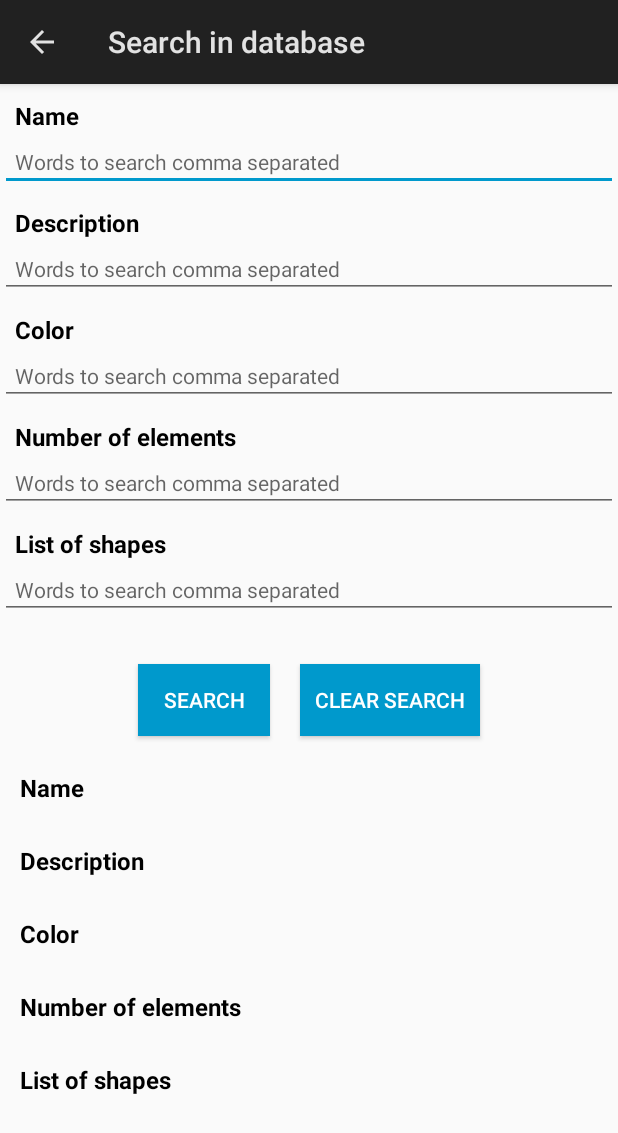
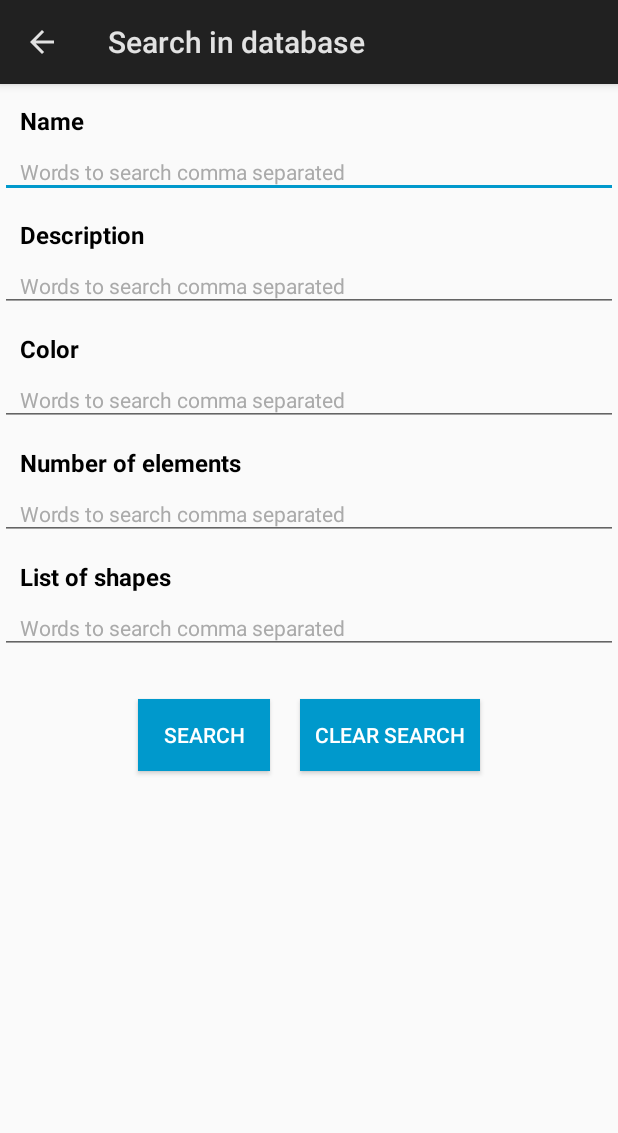
Before and after one commit to avlweb/collectionviewer, an Android app: the SearchInDatabase screen opened directly, with no data from a screen before it, after a tap on "SEARCH", on a phone screen of 412 x 824 dp. Shown: the top 1133 px of the screen. Run offline under Robolectric (Android 15) with nearby library versions, the light colour scheme and no system bars.

Commit message:
Search now manage variable number of fields

```diff
--- a/app/src/main/assets/Default/Sample_database.xml
+++ b/app/src/main/assets/Default/Sample_database.xml
@@ -1,10 +1,9 @@
-<?xml version="1.0" encoding="Windows-1252"?>
+<?xml version="1.0" encoding="utf-8"?>
 <database>
     <content>
         <name>Sample database</name>
         <description>Sample database to show how EncycloViewer works ! This database is a collection of shapes.</description>
         <version>1.0</version>
-        <changelog>- 1.0 : Initial creation</changelog>
     </content>
     <fields>
         <fielddesc>
--- a/app/src/main/java/com/avlweb/encycloviewer/DatabaseInfos.java
+++ b/app/src/main/java/com/avlweb/encycloviewer/DatabaseInfos.java
@@ -6,10 +6,10 @@ public class DatabaseInfos {
     private String name;
     private String description;
     private String version;
-    private ArrayList<String> fieldNames;
+    private ArrayList<FieldDescription> fieldDescriptions;
 
     public DatabaseInfos() {
-        fieldNames = new ArrayList<>();
+        fieldDescriptions = new ArrayList<>();
     }
 
     public void setName(String name) {
@@ -36,21 +36,28 @@ public class DatabaseInfos {
         return this.version;
     }
 
-    public ArrayList<String> getFieldNames() {
-        return this.fieldNames;
+    public ArrayList<FieldDescription> getFieldDescriptions() {
+        return this.fieldDescriptions;
+    }
+
+    public int getNbFields() {
+        if (this.fieldDescriptions != null) {
+            return this.fieldDescriptions.size();
+        }
+        return 0;
     }
 
     public String getFieldName(int num) {
-        if (this.fieldNames != null) {
-            if ((num > 0) && (num <= this.fieldNames.size()))
-                return this.fieldNames.get(num - 1);
+        if (this.fieldDescriptions != null) {
+            if ((num >= 0) && (num < this.fieldDescriptions.size()))
+                return this.fieldDescriptions.get(num).getName();
             else
-                return this.fieldNames.get(0);
+                return this.fieldDescriptions.get(0).getName();
         }
         return null;
     }
 
-    public void addFieldName(String name) {
-        this.fieldNames.add(name);
+    public void addFieldDescription(FieldDescription field) {
+        this.fieldDescriptions.add(field);
     }
 }
--- a/app/src/main/java/com/avlweb/encycloviewer/MainList.java
+++ b/app/src/main/java/com/avlweb/encycloviewer/MainList.java
@@ -25,7 +25,7 @@ public class MainList extends Activity {
     public static int selectedItemPosition = -1;
     public static int maxPosition = 0;
     public static DatabaseInfos dbInfos = null;
-    public static int imgIdx = 1;
+    public static int imgIdx = 0;
 
     @Override
     public void onCreate(Bundle savedInstanceState) {
--- a/app/src/main/java/com/avlweb/encycloviewer/SearchInDatabase.java
+++ b/app/src/main/java/com/avlweb/encycloviewer/SearchInDatabase.java
@@ -4,9 +4,9 @@ import android.app.ActionBar;
 import android.app.Activity;
 import android.app.AlertDialog;
 import android.content.DialogInterface;
-import android.graphics.Paint;
 import android.graphics.Typeface;
 import android.os.Bundle;
+import android.text.InputType;
 import android.util.TypedValue;
 import android.view.Gravity;
 import android.view.Menu;
@@ -15,19 +15,15 @@ import android.view.View;
 import android.view.ViewGroup;
 import android.widget.EditText;
 import android.widget.LinearLayout;
-import android.widget.ScrollView;
+import android.widget.LinearLayout.LayoutParams;
 import android.widget.TextView;
 import android.widget.Toast;
-import android.widget.LinearLayout.LayoutParams;
 
 import androidx.core.app.NavUtils;
 
 public class SearchInDatabase extends Activity {
-    private static String fSearch1 = null;
-    private static String fSearch2 = null;
-    private static String fSearch3 = null;
-    private static String fSearch4 = null;
-    private static String fSearch5 = null;
+    private static String[] fSearch = null;
+    private static int nbFields = 0;
 
     @Override
     public void onCreate(Bundle savedInstanceState) {
@@ -43,54 +39,38 @@ public class SearchInDatabase extends Activity {
         }
 
         if (MainList.dbInfos != null) {
-
             LinearLayout linearLayout = findViewById(R.id.linearlayout);
-
-            for (String name : MainList.dbInfos.getFieldNames()) {
+            int idx = 0;
+            if ((nbFields == 0) || (nbFields != MainList.dbInfos.getNbFields())) {
+                nbFields = MainList.dbInfos.getNbFields();
+                fSearch = null;
+                fSearch = new String[nbFields];
+            }
+            for (FieldDescription field : MainList.dbInfos.getFieldDescriptions()) {
                 TextView textView = new TextView(this);
-                textView.setLayoutParams(new LayoutParams(ViewGroup.LayoutParams.WRAP_CONTENT,
-                        LayoutParams.WRAP_CONTENT));
-                textView.setText(name);
+                textView.setLayoutParams(new LayoutParams(ViewGroup.LayoutParams.WRAP_CONTENT, LayoutParams.WRAP_CONTENT));
+                textView.setText(field.getName());
                 textView.setTextColor(0xff000000);
-                textView.setPadding(20, 20, 20, 20);// in pixels (left, top, right, bottom)
+                textView.setPadding(20, 20, 20, 20);
                 textView.setTextSize(TypedValue.COMPLEX_UNIT_SP, 16);
                 textView.setTypeface(null, Typeface.BOLD);
                 linearLayout.addView(textView);
+
+                EditText editText = new EditText(this);
+                editText.setLayoutParams(new LayoutParams(ViewGroup.LayoutParams.MATCH_PARENT, LayoutParams.WRAP_CONTENT));
+                editText.setHint(getString(R.string.words_to_search));
+                editText.setHintTextColor(0xffaaaaaa);
+                editText.setGravity(Gravity.TOP);
+                editText.setPadding(20, 0, 20, 10);
+                editText.setTextSize(TypedValue.COMPLEX_UNIT_SP, 14);
+                editText.setInputType(InputType.TYPE_TEXT_FLAG_NO_SUGGESTIONS);
+                editText.setSingleLine();
+                editText.setId(field.getId());
+                linearLayout.addView(editText);
+
+                if (fSearch[idx] != null) editText.setText(fSearch[idx]);
+                idx++;
             }
-
-            TextView textView = findViewById(R.id.TextView01);
-            textView.setText(MainList.dbInfos.getFieldName(1));
-            textView = findViewById(R.id.TextView02);
-            textView.setText(MainList.dbInfos.getFieldName(2));
-            textView = findViewById(R.id.TextView03);
-            textView.setText(MainList.dbInfos.getFieldName(3));
-            textView = findViewById(R.id.TextView04);
-            textView.setText(MainList.dbInfos.getFieldName(4));
-            textView = findViewById(R.id.TextView05);
-            textView.setText(MainList.dbInfos.getFieldName(5));
-        }
-
-        EditText editText;
-        if (fSearch1 != null) {
-            editText = findViewById(R.id.EditText01);
-            editText.setText(fSearch1);
-            editText.requestFocus();
-        }
-        if (fSearch2 != null) {
-            editText = findViewById(R.id.EditText02);
-            editText.setText(fSearch2);
-        }
-        if (fSearch3 != null) {
-            editText = findViewById(R.id.EditText03);
-            editText.setText(fSearch3);
-        }
-        if (fSearch4 != null) {
-            editText = findViewById(R.id.EditText04);
-            editText.setText(fSearch4);
-        }
-        if (fSearch5 != null) {
-            editText = findViewById(R.id.EditText05);
-            editText.setText(fSearch5);
         }
     }
 
@@ -100,229 +80,74 @@ public class SearchInDatabase extends Activity {
         return true;
     }
 
-    @SuppressWarnings("deprecation")
     public void searchInDatabase(View view) {
-        String[] stringsToSearch1, stringsToSearch2, stringsToSearch3, stringsToSearch4, stringsToSearch5;
-        int i, j, nbStringsOk;
-        EditText editText;
-        int nbElementsFound = 0;
-        DbItem dbItem;
+        String[][] stringsToSearch = new String[nbFields][];
 
-        stringsToSearch1 = null;
-        stringsToSearch2 = null;
-        stringsToSearch3 = null;
-        stringsToSearch4 = null;
-        stringsToSearch5 = null;
+        int idx = 0;
+        int nbFieldsToMatch = 0;
+        for (FieldDescription field : MainList.dbInfos.getFieldDescriptions()) {
+            EditText editText = findViewById(field.getId());
+            if ((editText.getText() != null) && (editText.getText().length() > 0)) {
+                fSearch[idx] = editText.getText().toString();
+                stringsToSearch[idx] = fSearch[idx].split(",");
+                nbFieldsToMatch++;
+            }
+            idx++;
+        }
 
-        editText = findViewById(R.id.EditText01);
-        fSearch1 = editText.getText().toString();
-        if (fSearch1.length() > 0)
-            stringsToSearch1 = fSearch1.split(",");
-
-        editText = findViewById(R.id.EditText02);
-        fSearch2 = editText.getText().toString();
-        if (fSearch2.length() > 0)
-            stringsToSearch2 = fSearch2.split(",");
-
-        editText = findViewById(R.id.EditText03);
-        fSearch3 = editText.getText().toString();
-        if (fSearch3.length() > 0)
-            stringsToSearch3 = fSearch3.split(",");
-
-        editText = findViewById(R.id.EditText04);
-        fSearch4 = editText.getText().toString();
-        if (fSearch4.length() > 0)
-            stringsToSearch4 = fSearch4.split(",");
-
-        editText = findViewById(R.id.EditText05);
-        fSearch5 = editText.getText().toString();
-        if (fSearch5.length() > 0)
-            stringsToSearch5 = fSearch5.split(",");
-
-        // Si tous les champs sont vides alors on ne fait rien !
-        if ((fSearch1.length() == 0) && (fSearch2.length() == 0) && (fSearch3.length() == 0) && (fSearch4.length() == 0) && (fSearch5.length() == 0))
+        if (nbFieldsToMatch == 0)
             return;
 
-		/*
-		AlertDialog alertDialog = new AlertDialog.Builder( this).create();
-		alertDialog.setTitle( "Search");
-		alertDialog.setIcon(R.drawable.ic_launcher);
-		alertDialog.setMessage( "Criterias : (" + Arrays.toString(stringsToSearch1)
-				+ "), (" + Arrays.toString(stringsToSearch2)
-				+ "), (" + Arrays.toString(stringsToSearch3)
-				+ "), (" + Arrays.toString(stringsToSearch4)
-				+ "), (" + Arrays.toString(stringsToSearch5) + ")");
-		alertDialog.setButton( "OK", new DialogInterface.OnClickListener()
-		{
-			public void onClick( DialogInterface dialog, int which) { dialog.cancel(); }
-		});
-		alertDialog.show();
-		*/
+        if (MainList.itemsList != null) {
+            for (DbItem item : MainList.itemsList)
+                item.setNotSelected();
 
-        if (MainList.itemsList != null) {
-            for (i = 0; i < MainList.itemsList.size(); i++) {
-                dbItem = MainList.itemsList.get(i);
-                dbItem.setNotSelected();
-            }
+            int nbElementsFound = 0;
+            for (DbItem item : MainList.itemsList) {
 
-            for (i = 0; i < MainList.itemsList.size(); i++) {
-                dbItem = MainList.itemsList.get(i);
-                String element1 = dbItem.getField(1).toLowerCase();
-                String element2 = dbItem.getField(2).toLowerCase();
-                String element3 = dbItem.getField(3).toLowerCase();
-                String element4 = dbItem.getField(4).toLowerCase();
-                String element5 = dbItem.getField(5).toLowerCase();
-/*
-                if (stringsToSearch1 != null) {
-                    if (element.getField1() == null)
+                int nbFieldsMatching = 0;
+                for (idx = 0; idx < nbFields; idx++) {
+                    if (stringsToSearch[idx] == null)
                         continue;
 
-                    nbStringsOk = 0;
-                    for (j = 0; j < stringsToSearch1.length; j++) {
-                        if (element.getField1().contains(stringsToSearch1[j]))
+                    String element = item.getField(idx).toLowerCase();
+                    if (element.length() == 0)
+                        continue;
+
+                    int nbStringsOk = 0;
+                    for (int j = 0; j < stringsToSearch[idx].length; j++) {
+                        if (element.contains(stringsToSearch[idx][j]))
                             nbStringsOk++;
+                        else
+                            break;
                     }
-                    if (nbStringsOk != stringsToSearch1.length)
-                        continue;
+
+                    if (nbStringsOk == stringsToSearch[idx].length)
+                        nbFieldsMatching++;
+                    else
+                        break;
                 }
 
-                if (stringsToSearch2 != null) {
-                    if (element.getField2() == null)
-                        continue;
-
-                    nbStringsOk = 0;
-                    for (j = 0; j < stringsToSearch2.length; j++) {
-                        if (element.getField2().contains(stringsToSearch2[j]))
-                            nbStringsOk++;
-                    }
-                    if (nbStringsOk != stringsToSearch2.length)
-                        continue;
+                if (nbFieldsMatching == nbFieldsToMatch) {
+                    item.setSelected();
+                    nbElementsFound++;
                 }
-
-                if (stringsToSearch3 != null) {
-                    if (element.getField3() == null)
-                        continue;
-
-                    nbStringsOk = 0;
-                    for (j = 0; j < stringsToSearch3.length; j++) {
-                        if (element.getField3().contains(stringsToSearch3[j]))
-                            nbStringsOk++;
-                    }
-                    if (nbStringsOk != stringsToSearch3.length)
-                        continue;
-                }
-
-                if (stringsToSearch4 != null) {
-                    if (element.getField4() == null)
-                        continue;
-
-                    nbStringsOk = 0;
-                    for (j = 0; j < stringsToSearch4.length; j++) {
-                        if (element.getField4().contains(stringsToSearch4[j]))
-                            nbStringsOk++;
-                    }
-                    if (nbStringsOk != stringsToSearch4.length)
-                        continue;
-                }
-
-                if (stringsToSearch5 != null) {
-                    if (element.getField5() == null)
-                        continue;
-
-                    nbStringsOk = 0;
-                    for (j = 0; j < stringsToSearch5.length; j++) {
-                        if (element.getField5().contains(stringsToSearch5[j]))
-                            nbStringsOk++;
-                    }
-                    if (nbStringsOk != stringsToSearch5.length)
-                        continue;
-                }
-*/
-                if (stringsToSearch1 != null) {
-                    if (element1 == null)
-                        continue;
-
-                    nbStringsOk = 0;
-                    for (j = 0; j < stringsToSearch1.length; j++) {
-                        if (element1.contains(stringsToSearch1[j]))
-                            nbStringsOk++;
-                    }
-                    if (nbStringsOk != stringsToSearch1.length)
-                        continue;
-                }
-
-                if (stringsToSearch2 != null) {
-                    if (element2 == null)
-                        continue;
-
-                    nbStringsOk = 0;
-                    for (j = 0; j < stringsToSearch2.length; j++) {
-                        if (element2.contains(stringsToSearch2[j]))
-                            nbStringsOk++;
-                    }
-                    if (nbStringsOk != stringsToSearch2.length)
-                        continue;
-                }
-
-                if (stringsToSearch3 != null) {
-                    if (element3 == null)
-                        continue;
-
-                    nbStringsOk = 0;
-                    for (j = 0; j < stringsToSearch3.length; j++) {
-                        if (element3.contains(stringsToSearch3[j]))
-                            nbStringsOk++;
-                    }
-                    if (nbStringsOk != stringsToSearch3.length)
-                        continue;
-                }
-
-                if (stringsToSearch4 != null) {
-                    if (element4 == null)
-                        continue;
-
-                    nbStringsOk = 0;
-                    for (j = 0; j < stringsToSearch4.length; j++) {
-                        if (element4.contains(stringsToSearch4[j]))
-                            nbStringsOk++;
-                    }
-                    if (nbStringsOk != stringsToSearch4.length)
-                        continue;
-                }
-
-                if (stringsToSearch5 != null) {
-                    if (element5 == null)
-                        continue;
-
-                    nbStringsOk = 0;
-                    for (j = 0; j < stringsToSearch5.length; j++) {
-                        if (element5.contains(stringsToSearch5[j]))
-                            nbStringsOk++;
-                    }
-                    if (nbStringsOk != stringsToSearch5.length)
-                        continue;
-                }
-
-                dbItem.setSelected();
-                nbElementsFound++;
             }
 
             if (nbElementsFound == 0) {
-                AlertDialog alertDialog = new AlertDialog.Builder(this).create();
-                alertDialog.setTitle(R.string.search);
-                alertDialog.setIcon(R.drawable.ic_launcher);
-                alertDialog.setMessage(getString(R.string.no_element_found));
-                alertDialog.setButton(getString(R.string.ok), new DialogInterface.OnClickListener() {
+                AlertDialog.Builder builder = new AlertDialog.Builder(this);
+                builder.setTitle(R.string.search);
+                builder.setIcon(R.drawable.ic_launcher);
+                builder.setMessage(getString(R.string.no_element_found));
+                builder.setPositiveButton(getString(R.string.ok), new DialogInterface.OnClickListener() {
                     public void onClick(DialogInterface dialog, int which) {
                         dialog.cancel();
                     }
                 });
-                alertDialog.show();
+                builder.create().show();
 
-                for (i = 0; i < MainList.itemsList.size(); i++) {
-                    dbItem = MainList.itemsList.get(i);
-                    dbItem.setSelected();
-                }
+                for (DbItem item : MainList.itemsList)
+                    item.setSelected();
             } else
                 Toast.makeText(getApplicationContext(), String.format(getString(R.string.found_elements), nbElementsFound), Toast.LENGTH_SHORT).show();
 
@@ -331,30 +156,16 @@ public class SearchInDatabase extends Activity {
     }
 
     public void clearSearch(View view) {
-        DbItem element;
-
-        for (int i = 0; i < MainList.itemsList.size(); i++) {
-            element = MainList.itemsList.get(i);
-            element.setSelected();
+        // It's time to clean
+        for (DbItem item : MainList.itemsList)
+            item.setSelected();
+        int idx = 0;
+        for (FieldDescription field : MainList.dbInfos.getFieldDescriptions()) {
+            EditText editText = findViewById(field.getId());
+            editText.setText("");
+            fSearch[idx] = null;
+            idx++;
         }
-
-        fSearch1 = null;
-        fSearch2 = null;
-        fSearch3 = null;
-        fSearch4 = null;
-        fSearch5 = null;
-
-        EditText editText = findViewById(R.id.EditText01);
-        editText.setText("");
-        editText = findViewById(R.id.EditText02);
-        editText.setText("");
-        editText = findViewById(R.id.EditText03);
-        editText.setText("");
-        editText = findViewById(R.id.EditText04);
-        editText.setText("");
-        editText = findViewById(R.id.EditText05);
-        editText.setText("");
-
         MainList.selectedItemPosition = 0;
         Toast.makeText(getApplicationContext(), R.string.clear_done, Toast.LENGTH_SHORT).show();
     }
--- a/app/src/main/res/layout/activity_search.xml
+++ b/app/src/main/res/layout/activity_search.xml
@@ -5,129 +5,24 @@
     tools:context=".SearchInDatabase">
 
     <LinearLayout
-        android:id="@+id/linearlayout"
         android:layout_width="match_parent"
         android:layout_height="wrap_content"
         android:orientation="vertical">
 
-        <TextView
-            android:id="@+id/TextView01"
+        <LinearLayout
+            android:id="@+id/linearlayout"
             android:layout_width="match_parent"
             android:layout_height="wrap_content"
-            android:paddingHorizontal="10dp"
-            android:paddingTop="10dp"
-            android:text="@string/field1_"
-            android:textColor="@android:color/black"
-            android:textSize="16sp"
-            android:textStyle="bold" />
+            android:orientation="vertical">
 
-        <EditText
-            android:id="@+id/EditText01"
-            android:layout_width="match_parent"
-            android:layout_height="wrap_content"
-            android:autofillHints="@string/words_to_search"
-            android:hint="@string/words_to_search"
-            android:inputType="text"
-            android:paddingHorizontal="10dp"
-            android:paddingBottom="10dp"
-            android:textColor="@android:color/darker_gray"
-            android:textSize="14sp" />
-
-        <TextView
-            android:id="@+id/TextView02"
-            android:layout_width="match_parent"
-            android:layout_height="wrap_content"
-            android:paddingHorizontal="10dp"
-            android:paddingTop="10dp"
-            android:text="@string/field2_"
-            android:textColor="@android:color/black"
-            android:textSize="16sp"
-            android:textStyle="bold" />
-
-        <EditText
-            android:id="@+id/EditText02"
-            android:layout_width="match_parent"
-            android:layout_height="wrap_content"
-            android:autofillHints="@string/words_to_search"
-            android:hint="@string/words_to_search"
-            android:inputType="text"
-            android:paddingHorizontal="10dp"
-            android:paddingBottom="10dp"
-            android:textColor="@android:color/black"
-            android:textSize="14sp" />
-
-        <TextView
-            android:id="@+id/TextView03"
-            android:layout_width="match_parent"
-            android:layout_height="wrap_content"
-            android:paddingHorizontal="10dp"
-            android:paddingTop="10dp"
-            android:text="@string/field3_"
-            android:textColor="@android:color/black"
-            android:textSize="16sp"
-            android:textStyle="bold" />
-
-        <EditText
-            android:id="@+id/EditText03"
-            android:layout_width="match_parent"
-            android:layout_height="wrap_content"
-            android:autofillHints="@string/words_to_search"
-            android:hint="@string/words_to_search"
-            android:inputType="text"
-            android:paddingHorizontal="10dp"
-            android:paddingBottom="10dp"
-            android:textColor="@android:color/black"
-            android:textSize="14sp" />
-
-        <TextView
-            android:id="@+id/TextView04"
-            android:layout_width="match_parent"
-            android:layout_height="wrap_content"
-            android:paddingHorizontal="10dp"
-            android:paddingTop="10dp"
-            android:text="@string/field4_"
-            android:textColor="@android:color/black"
-            android:textSize="16sp"
-            android:textStyle="bold" />
-
-        <EditText
-            android:id="@+id/EditText04"
-            android:layout_width="match_parent"
-            android:layout_height="wrap_content"
-            android:autofillHints="@string/words_to_search"
-            android:hint="@string/words_to_search"
-            android:inputType="text"
-            android:paddingHorizontal="10dp"
-            android:paddingBottom="10dp"
-            android:textSize="14sp" />
-
-        <TextView
-            android:id="@+id/TextView05"
-            android:layout_width="match_parent"
-            android:layout_height="wrap_content"
-            android:paddingHorizontal="10dp"
-            android:paddingTop="10dp"
-            android:text="@string/field5_"
-            android:textColor="@android:color/black"
-            android:textSize="16sp"
-            android:textStyle="bold" />
-
-        <EditText
-            android:id="@+id/EditText05"
-            android:layout_width="match_parent"
-            android:layout_height="wrap_content"
-            android:autofillHints="@string/words_to_search"
-            android:hint="@string/words_to_search"
-            android:inputType="text"
-            android:paddingHorizontal="10dp"
-            android:paddingBottom="10dp"
-            android:textSize="14sp" />
+        </LinearLayout>
 
         <LinearLayout
             android:layout_width="match_parent"
             android:layout_height="wrap_content"
-            android:layout_marginTop="20dp"
-            android:gravity="center_horizontal">
+            android:layout_marginVertical="20dp"
+            android:gravity="center_horizontal"
+            android:orientation="horizontal">
 
             <Button
                 android:id="@+id/button1"
```
Also changed, not shown: app/src/main/java/com/avlweb/encycloviewer/DbItem.java (+4 -4 lines), app/src/main/java/com/avlweb/encycloviewer/DisplayItem.java (+10 -10 lines), app/src/main/java/com/avlweb/encycloviewer/FieldDescription.java (added, +36 -0 lines), app/src/main/java/com/avlweb/encycloviewer/Home.java (+32 -11 lines), app/src/main/java/com/avlweb/encycloviewer/Settings.java (+8 -7 lines).
